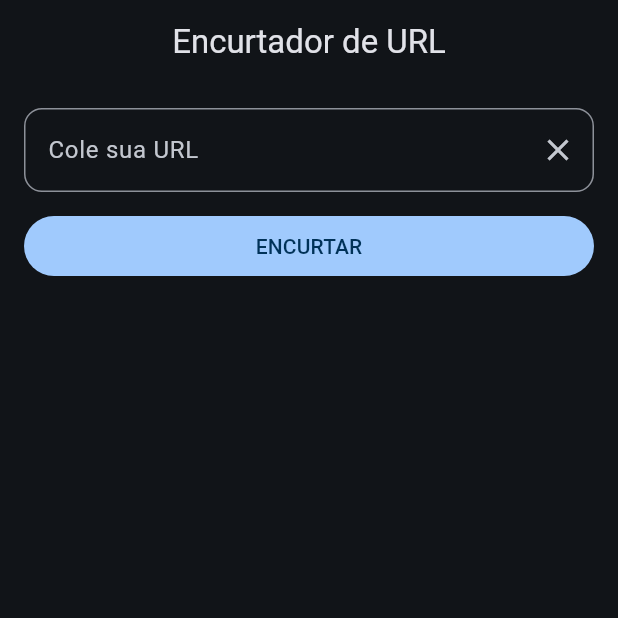
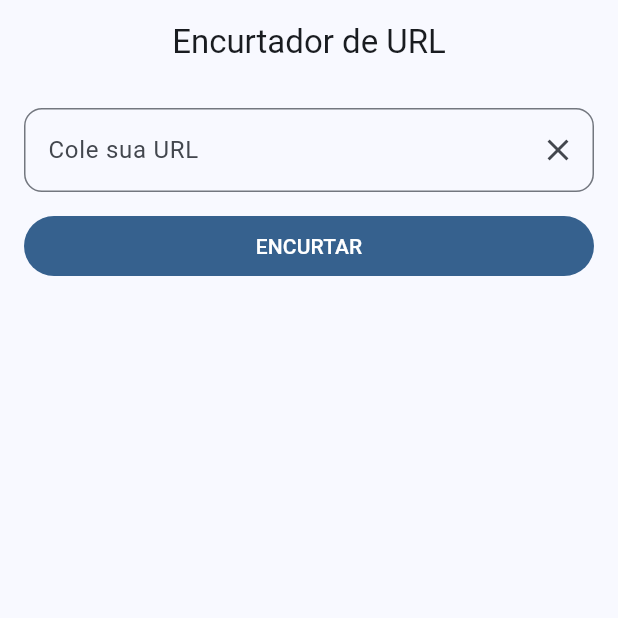
Before and after one commit to VitiNho-Dev/url_shortener_app, a Flutter app: the screen it shows after launch, after a tap on "ENCURTAR", on a phone screen of 412 x 824 dp, the top half of it. Run offline on Flutter 3.47's test engine with Material 3 defaults, Android fonts, the phone set to English and light mode, and no system bars; our stand-ins replace sqflite; accounts and stored records are empty; network calls fail.

Commit message:
Faz ajustes na tabela e melhorias de nomenclatura

```diff
--- a/lib/app/app_widget.dart
+++ b/lib/app/app_widget.dart
@@ -9,11 +9,17 @@ class MyApp extends StatelessWidget {
   @override
   Widget build(BuildContext context) {
     return MaterialApp(
-      themeMode: ThemeMode.dark,
+      themeMode: ThemeMode.system,
+      darkTheme: ThemeData(
+        colorScheme: .fromSeed(
+          seedColor: Colors.blue,
+          brightness: Brightness.dark,
+        ),
+      ),
       theme: ThemeData(
         colorScheme: .fromSeed(
           seedColor: Colors.blue,
-          brightness: Brightness.dark,
+          brightness: Brightness.light,
         ),
       ),
       initialRoute: '/',
--- a/lib/app/home/controllers/home_controller.dart
+++ b/lib/app/home/controllers/home_controller.dart
@@ -25,15 +25,14 @@ class HomeController extends ValueNotifier<HomeState> {
     if (response.statusCode == 200 || response.statusCode == 201) {
       final json = jsonDecode(response.body) as Map<String, dynamic>;
 
-      final urlShort = json['urlEncurtada'] as String;
+      final shortUrl = json['urlEncurtada'] as String;
 
-      final homeModel = HomeModel(
-        id: 0,
-        urlLong: url,
-        urlShort: urlShort,
+      final model = HomeModel(
+        longUrl: url,
+        shortUrl: shortUrl,
       );
 
-      _saveHomeModel(homeModel);
+      _saveShortenedUrl(model);
     } else {
       value = HomeFailure(
         error: Exception('Ocorreu um erro ao enviar o URL'),
@@ -41,51 +40,47 @@ class HomeController extends ValueNotifier<HomeState> {
     }
   }
 
-  Future<void> _saveHomeModel(HomeModel data) async {
+  Future<void> _saveShortenedUrl(HomeModel data) async {
     final db = await _database;
 
-    final result = await db.query('urls_shortner');
-
-    final newModel = data.copyWith(id: result.length + 1);
-
     await db.insert(
-      'urls_shortner',
-      HomeModel.toJson(newModel),
+      'shortened_url',
+      HomeModel.toJson(data),
       conflictAlgorithm: ConflictAlgorithm.replace,
     );
 
-    getHistoricUrl();
+    getAllShortenedUrl();
   }
 
-  Future<void> deleteUrlShort(int id) async {
+  Future<void> deleteShortenedUrl(int id) async {
     final db = await _database;
 
     await db.delete(
-      'urls_shortner',
+      'shortened_url',
       where: 'id = ?',
       whereArgs: [id],
     );
 
-    getHistoricUrl();
+    getAllShortenedUrl();
   }
 
-  Future<void> getHistoricUrl() async {
+  Future<void> getAllShortenedUrl() async {
     value = HomeLoading();
 
     final db = await _database;
 
-    final result = await db.query('urls_shortner');
+    final result = await db.query('shortened_url');
 
-    final homeModel = (result as List)
+    final model = (result as List)
         .cast<Map<String, Object?>>()
         .map(HomeModel.fromJson)
         .toList();
 
-    if (homeModel.isEmpty) {
+    if (model.isEmpty) {
       value = HomeInitial();
       return;
     }
 
-    value = HomeSuccess(data: homeModel);
+    value = HomeSuccess(model: model);
   }
 }
--- a/lib/app/home/controllers/home_state.dart
+++ b/lib/app/home/controllers/home_state.dart
@@ -13,9 +13,9 @@ class HomeFailure extends HomeState {
 }
 
 class HomeSuccess extends HomeState {
-  final List<HomeModel> data;
+  final List<HomeModel> model;
 
   HomeSuccess({
-    required this.data,
+    required this.model,
   });
 }
--- a/lib/app/home/data/db_client.dart
+++ b/lib/app/home/data/db_client.dart
@@ -8,14 +8,14 @@ class DBClient {
 
   Future<Database> get database async {
     final database = openDatabase(
-      join(await getDatabasesPath(), 'home_model.db'),
+      join(await getDatabasesPath(), 'shortened_url.db'),
       onCreate: (db, version) {
         return db.execute(
-          '''CREATE TABLE IF NOT EXISTS urls_shortner (
-            id INTIGER PRIMARY KEY,
-            urlLong TEXT NOT NULL,
-            urlShort TEXT NOT NULL
-          )''',
+          '''CREATE TABLE IF NOT EXISTS shortened_url (
+	            id INTEGER PRIMARY KEY AUTOINCREMENT,
+	            long_url TEXT NOT NULL,
+	            short_url TEXT NOT NULL
+            )''',
         );
       },
       version: 1,
--- a/lib/app/home/models/home_model.dart
+++ b/lib/app/home/models/home_model.dart
@@ -1,39 +1,26 @@
 class HomeModel {
-  final int id;
-  final String urlLong;
-  final String urlShort;
+  final int? id;
+  final String longUrl;
+  final String shortUrl;
 
   const HomeModel({
-    required this.id,
-    required this.urlLong,
-    required this.urlShort,
+    this.id,
+    required this.longUrl,
+    required this.shortUrl,
   });
 
   factory HomeModel.fromJson(Map<String, Object?> json) {
     return HomeModel(
       id: json['id'] as int,
-      urlLong: json['urlLong'] as String,
-      urlShort: json['urlShort'] as String,
+      longUrl: json['long_url'] as String,
+      shortUrl: json['short_url'] as String,
     );
   }
 
   static Map<String, dynamic> toJson(HomeModel model) {
     return {
-      'id': model.id,
-      'urlLong': model.urlLong,
-      'urlShort': model.urlShort,
+      'long_url': model.longUrl,
+      'short_url': model.shortUrl,
     };
   }
-
-  HomeModel copyWith({
-    int? id,
-    String? urlLong,
-    String? urlShort,
-  }) {
-    return HomeModel(
-      id: id ?? this.id,
-      urlLong: urlLong ?? this.urlLong,
-      urlShort: urlShort ?? this.urlShort,
-    );
-  }
 }
--- a/lib/app/home/views/home_page.dart
+++ b/lib/app/home/views/home_page.dart
@@ -26,7 +26,7 @@ class _HomePageState extends State<HomePage> {
   void initState() {
     super.initState();
     _textEditingController = TextEditingController();
-    _controller.getHistoricUrl();
+    _controller.getAllShortenedUrl();
     _controller.addListener(_showError);
   }
 
@@ -52,7 +52,7 @@ class _HomePageState extends State<HomePage> {
         ),
       );
 
-      _controller.getHistoricUrl();
+      _controller.getAllShortenedUrl();
     }
   }
 
@@ -99,11 +99,11 @@ class _HomePageState extends State<HomePage> {
                     child: CircularProgressIndicator(),
                   ),
                   HomeFailure() => SizedBox.shrink(),
-                  HomeSuccess(:final data) => ListUrlShortnersWidget(
+                  HomeSuccess(model: final data) => ListUrlShortnersWidget(
                     data: data,
                     onCopyText: _copyToClipboard,
                     onDelete: (value) {
-                      _controller.deleteUrlShort(value);
+                      _controller.deleteShortenedUrl(value);
                     },
                   ),
                 },
```
Also changed, not shown: lib/app/home/views/widgets/list_url_shortners_widget.dart (+4 -4 lines), 3 other files.
